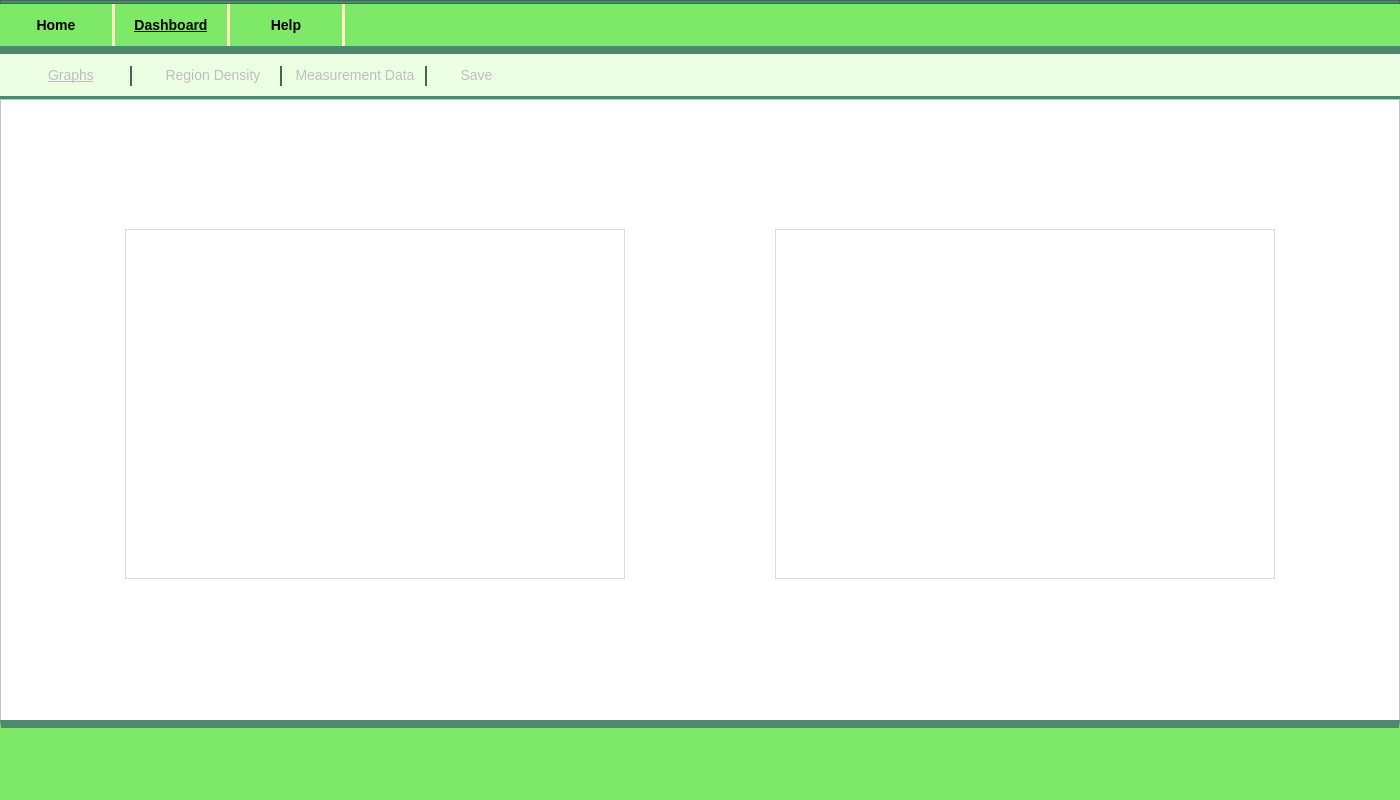
Old version of the form Sprout.ui in the repository JeanOC19/ICOM5047.
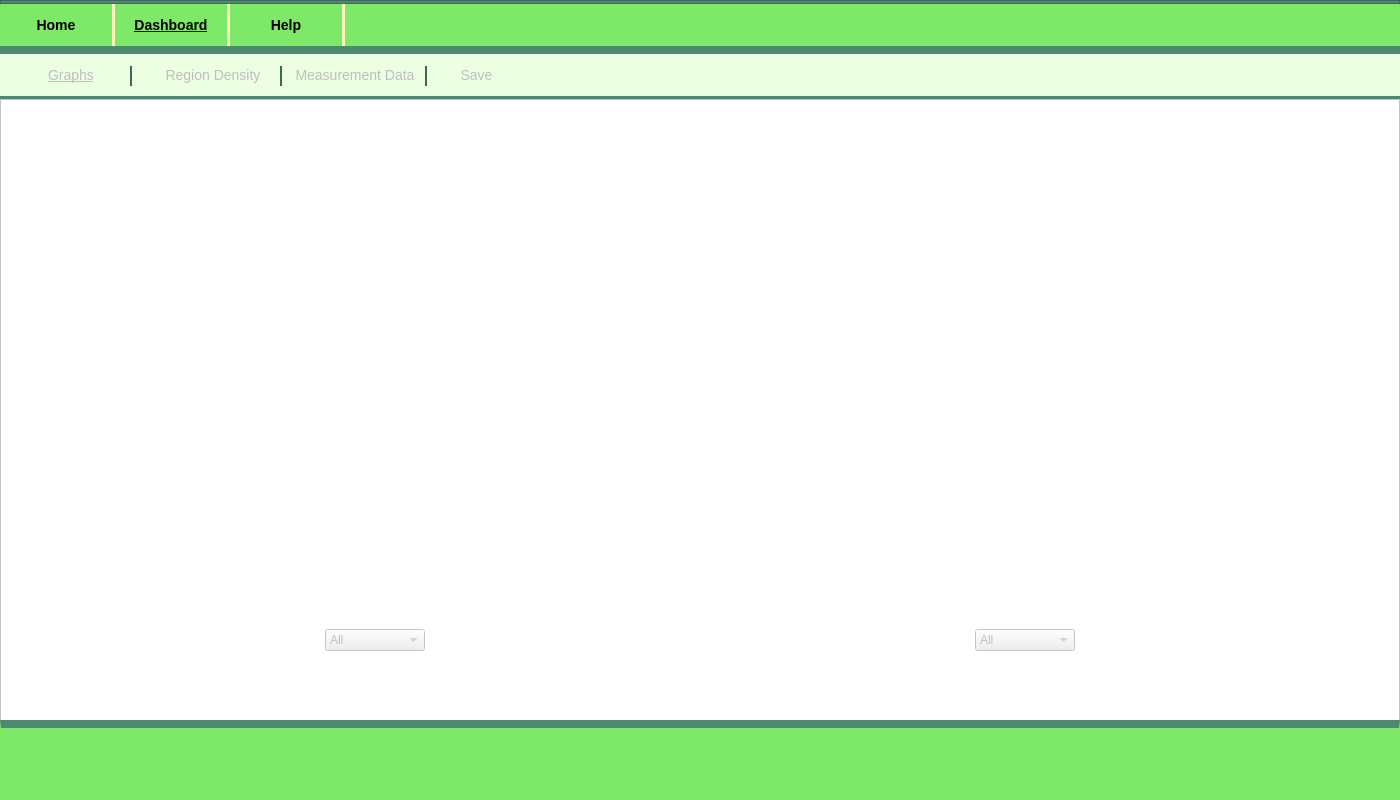
New version of the form. Icons and pictures are not drawn.

Commit message: Graphs and graphs filters

```diff
--- a/Sprout.ui
+++ b/Sprout.ui
@@ -12,14 +12,14 @@
   </property>
   <property name="minimumSize">
    <size>
-    <width>0</width>
-    <height>0</height>
+    <width>1400</width>
+    <height>800</height>
    </size>
   </property>
   <property name="maximumSize">
    <size>
-    <width>10000</width>
-    <height>10000</height>
+    <width>1400</width>
+    <height>800</height>
    </size>
   </property>
   <property name="sizeIncrement">
@@ -1139,29 +1139,85 @@
         <widget class="QWidget" name="widget_rings" native="true">
          <property name="geometry">
           <rect>
-           <x>125</x>
-           <y>130</y>
-           <width>500</width>
-           <height>350</height>
+           <x>75</x>
+           <y>75</y>
+           <width>600</width>
+           <height>450</height>
           </rect>
          </property>
          <property name="styleSheet">
-          <string notr="true">border: 1px solid #dddddd;</string>
+          <string notr="true">/*border: 1px solid #dddddd;*/</string>
          </property>
         </widget>
         <widget class="QWidget" name="widget_wedges" native="true">
          <property name="geometry">
           <rect>
-           <x>775</x>
-           <y>130</y>
-           <width>500</width>
-           <height>350</height>
+           <x>725</x>
+           <y>75</y>
+           <width>600</width>
+           <height>450</height>
           </rect>
          </property>
          <property name="styleSheet">
-          <string notr="true">border: 1px solid #dddddd;</string>
+          <string notr="true">/*border: 1px solid #dddddd;*/</string>
          </property>
         </widget>
+        <widget class="QComboBox" name="comboBox_rings">
+         <property name="geometry">
+          <rect>
+           <x>325</x>
+           <y>530</y>
+           <width>100</width>
+           <height>22</height>
+          </rect>
+         </property>
+         <property name="styleSheet">
+          <string notr="true">background-color:light;</string>
+         </property>
+         <item>
+          <property name="text">
+           <string>All</string>
+          </property>
+         </item>
+         <item>
+          <property name="text">
+           <string>All Rings</string>
+          </property>
+         </item>
+         <item>
+          <property name="text">
+           <string>Average</string>
+          </property>
+         </item>
+        </widget>
+        <widget class="QComboBox" name="comboBox_wedges">
+         <property name="geometry">
+          <rect>
+           <x>975</x>
+           <y>530</y>
+           <width>100</width>
+           <height>22</height>
+          </rect>
+         </property>
+         <property name="styleSheet">
+          <string notr="true">background-color:light;</string>
+         </property>
+         <item>
+          <property name="text">
+           <string>All</string>
+          </property>
+         </item>
+         <item>
+          <property name="text">
+           <string>All Wedges</string>
+          </property>
+         </item>
+         <item>
+          <property name="text">
+           <string>Average</string>
+          </property>
+         </item>
+        </widget>
        </widget>
       </widget>
       <widget class="QWidget" name="region_density_tab">
```
Left out of the diff: 12 changed lines with no effect on the pictures. The commit also changes 1 other file.
